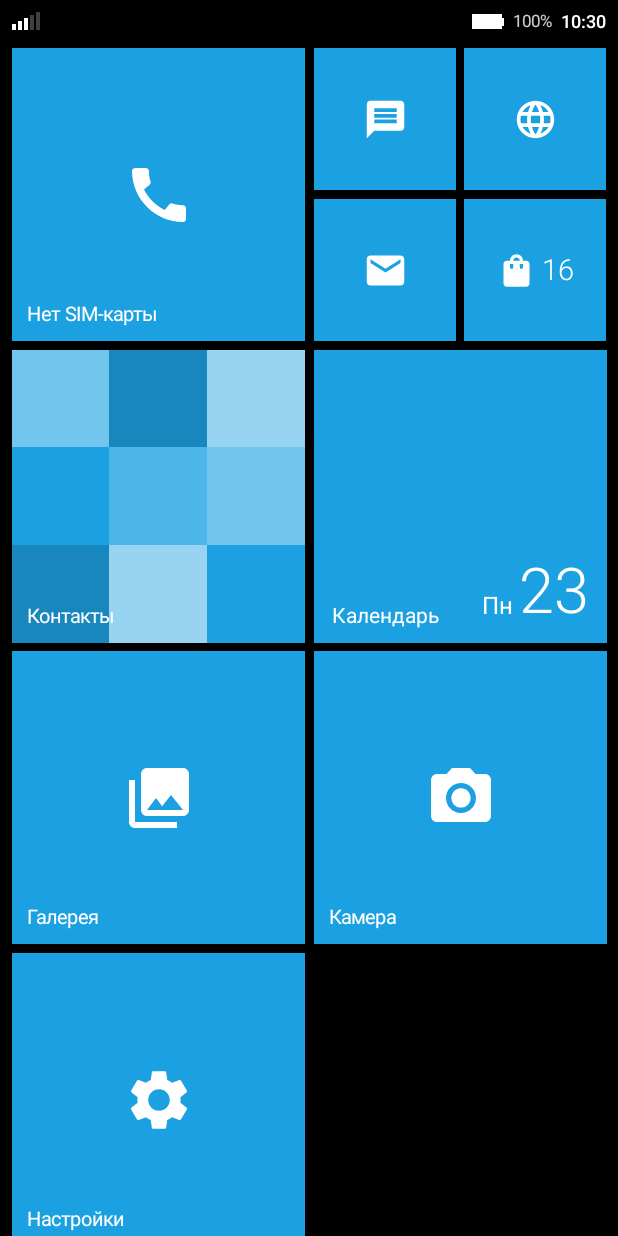
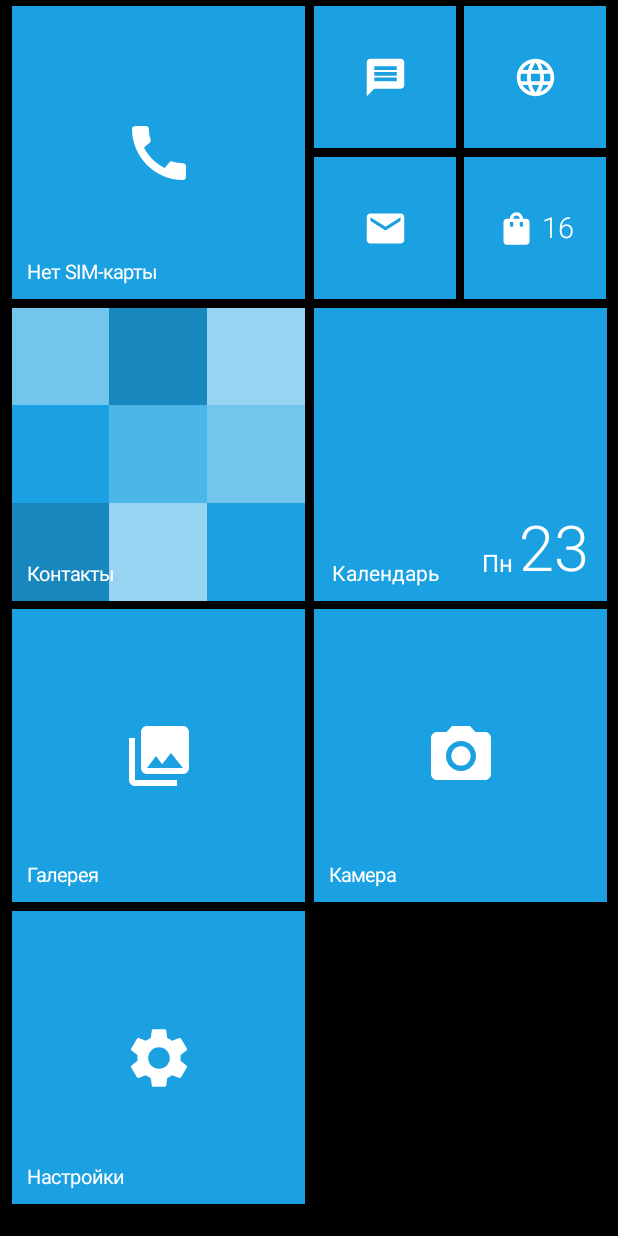
Before and after one commit to dronandron111-boop/Wp-launcher, an Android app built with Jetpack Compose: the screen it shows after launch (MainActivity), on a phone screen of 412 x 824 dp. Run offline under Robolectric (Android 15) with nearby library versions, the phone set to English and light mode, and no system bars.

Commit message:
Update MainActivity.kt

```diff
--- a/app/src/main/java/com/lumia/wplauncher/MainActivity.kt
+++ b/app/src/main/java/com/lumia/wplauncher/MainActivity.kt
@@ -1,18 +1,15 @@
 package com.lumia.wplauncher
 
 import android.Manifest
+import android.app.Activity
 import android.content.ContentUris
 import android.content.Context
 import android.content.Intent
-import android.content.IntentFilter
 import android.content.pm.PackageManager
 import android.graphics.Bitmap
 import android.graphics.BitmapFactory
 import android.graphics.Canvas
-import android.net.ConnectivityManager
-import android.net.NetworkCapabilities
 import android.net.Uri
-import android.os.BatteryManager
 import android.os.Build
 import android.os.Bundle
 import android.provider.CalendarContract
@@ -59,6 +56,7 @@ import androidx.compose.ui.graphics.ImageBitmap
 import androidx.compose.ui.graphics.SolidColor
 import androidx.compose.ui.graphics.asImageBitmap
 import androidx.compose.ui.graphics.graphicsLayer
+import androidx.compose.ui.graphics.toArgb
 import androidx.compose.ui.graphics.vector.ImageVector
 import androidx.compose.ui.hapticfeedback.HapticFeedbackType
 import androidx.compose.ui.input.pointer.pointerInput
@@ -67,6 +65,7 @@ import androidx.compose.ui.platform.LocalConfiguration
 import androidx.compose.ui.platform.LocalContext
 import androidx.compose.ui.platform.LocalDensity
 import androidx.compose.ui.platform.LocalHapticFeedback
+import androidx.compose.ui.platform.LocalView
 import androidx.compose.ui.text.TextStyle
 import androidx.compose.ui.text.font.FontWeight
 import androidx.compose.ui.text.style.TextOverflow
@@ -76,8 +75,6 @@ import androidx.compose.ui.unit.sp
 import androidx.compose.ui.zIndex
 import androidx.core.content.ContextCompat
 import androidx.core.view.WindowCompat
-import androidx.core.view.WindowInsetsCompat
-import androidx.core.view.WindowInsetsControllerCompat
 import kotlinx.coroutines.Dispatchers
 import kotlinx.coroutines.delay
 import kotlinx.coroutines.launch
@@ -85,8 +82,6 @@ import kotlinx.coroutines.withContext
 import org.json.JSONArray
 import org.json.JSONObject
 import java.time.LocalDate
-import java.time.LocalTime
-import java.time.format.DateTimeFormatter
 import java.time.format.TextStyle as JavaTextStyle
 import java.util.Locale
 import kotlin.math.roundToInt
@@ -184,20 +179,8 @@ class MainActivity : ComponentActivity() {
             window.attributes.layoutInDisplayCutoutMode =
                 WindowManager.LayoutParams.LAYOUT_IN_DISPLAY_CUTOUT_MODE_SHORT_EDGES
         }
-        hideSystemStatusBar()
+        WindowCompat.setDecorFitsSystemWindows(window, false)
         setContent { WpApp() }
-    }
-
-    override fun onWindowFocusChanged(hasFocus: Boolean) {
-        super.onWindowFocusChanged(hasFocus)
-        if (hasFocus) hideSystemStatusBar()
-    }
-
-    private fun hideSystemStatusBar() {
-        WindowCompat.setDecorFitsSystemWindows(window, false)
-        val controller = WindowInsetsControllerCompat(window, window.decorView)
-        controller.hide(WindowInsetsCompat.Type.statusBars())
-        controller.systemBarsBehavior = WindowInsetsControllerCompat.BEHAVIOR_SHOW_TRANSIENT_BARS_BY_SWIPE
     }
 }
 
@@ -205,6 +188,7 @@ class MainActivity : ComponentActivity() {
 @Composable
 fun WpApp() {
     val ctx = LocalContext.current
+    val view = LocalView.current
     val scope = rememberCoroutineScope()
     val pager = rememberPagerState(pageCount = { 2 })
 
@@ -215,6 +199,18 @@ fun WpApp() {
     val accent = Color(accentHex)
     val bgColor = if (isDark) Color.Black else Color.White
     val fgColor = if (isDark) Color.White else Color.Black
+
+    // Sync native Android status & navigation bars seamlessly with the launcher theme
+    SideEffect {
+        val window = (view.context as? Activity)?.window ?: return@SideEffect
+        @Suppress("DEPRECATION")
+        window.statusBarColor = bgColor.toArgb()
+        @Suppress("DEPRECATION")
+        window.navigationBarColor = bgColor.toArgb()
+        val insetsController = WindowCompat.getInsetsController(window, view)
+        insetsController.isAppearanceLightStatusBars = !isDark
+        insetsController.isAppearanceLightNavigationBars = !isDark
+    }
 
     var tiles by remember { mutableStateOf(Storage.loadTiles(ctx)) }
     var apps by remember { mutableStateOf<List<AppEntry>>(emptyList()) }
@@ -263,23 +259,12 @@ fun WpApp() {
         }
     }
 
-    Column(
+    Box(
         modifier = Modifier
             .fillMaxSize()
             .background(bgColor)
+            .statusBarsPadding()
             .navigationBarsPadding()
-    ) {
-        // Fixed top WP8 status bar that never scrolls or shifts off-screen
-        WpStatusBar(
-            fgColor = fgColor,
-            accentColor = accent,
-            bgColor = bgColor
-        )
-
-        Box(
-            modifier = Modifier
-                .weight(1f)
-                .fillMaxWidth()
             .clipToBounds()
     ) {
         if (showSettingsScreen) {
@@ -396,7 +381,6 @@ fun WpApp() {
         }
     }
 }
-}
 
 fun isGalleryTile(t: TileItem): Boolean {
     if (t.specialType == TileSpecialType.GALLERY_LIVE) return true
@@ -440,126 +424,6 @@ suspend fun loadRecentPhotos(ctx: Context, limit: Int): List<ImageBitmap> = with
         }
     } catch (_: Exception) {}
     result
-}
-
-@Composable
-fun WpStatusBar(fgColor: Color, accentColor: Color, bgColor: Color) {
-    val ctx = LocalContext.current
-    var timeText by remember { mutableStateOf("") }
-    var batteryPct by remember { mutableIntStateOf(100) }
-    var isCharging by remember { mutableStateOf(false) }
-    var hasWifi by remember { mutableStateOf(false) }
-    var operatorName by remember { mutableStateOf("") }
-
-    LaunchedEffect(Unit) {
-        val fmt = DateTimeFormatter.ofPattern("HH:mm")
-        while (true) {
-            timeText = LocalTime.now().format(fmt)
-            try {
-                val batIntent = ctx.registerReceiver(null, IntentFilter(Intent.ACTION_BATTERY_CHANGED))
-                val level = batIntent?.getIntExtra(BatteryManager.EXTRA_LEVEL, -1) ?: -1
-                val scale = batIntent?.getIntExtra(BatteryManager.EXTRA_SCALE, -1) ?: -1
-                val status = batIntent?.getIntExtra(BatteryManager.EXTRA_STATUS, -1) ?: -1
-                if (level >= 0 && scale > 0) batteryPct = (level * 100) / scale
-                isCharging = status == BatteryManager.BATTERY_STATUS_CHARGING || status == BatteryManager.BATTERY_STATUS_FULL
-            } catch (_: Exception) {}
-
-            try {
-                val cm = ctx.getSystemService(Context.CONNECTIVITY_SERVICE) as? ConnectivityManager
-                val caps = cm?.getNetworkCapabilities(cm.activeNetwork)
-                hasWifi = caps?.hasTransport(NetworkCapabilities.TRANSPORT_WIFI) == true
-            } catch (_: Exception) {}
-
-            try {
-                val tm = ctx.getSystemService(Context.TELEPHONY_SERVICE) as? TelephonyManager
-                operatorName = tm?.networkOperatorName?.takeIf { it.isNotBlank() } ?: ""
-            } catch (_: Exception) {}
-
-            delay(5000)
-        }
-    }
-
-    Row(
-        modifier = Modifier
-            .fillMaxWidth()
-            .background(bgColor)
-            .height(28.dp)
-            .padding(horizontal = 8.dp, vertical = 2.dp),
-        verticalAlignment = Alignment.CenterVertically,
-        horizontalArrangement = Arrangement.SpaceBetween
-    ) {
-        Row(verticalAlignment = Alignment.CenterVertically, horizontalArrangement = Arrangement.spacedBy(6.dp)) {
-            Row(verticalAlignment = Alignment.Bottom, horizontalArrangement = Arrangement.spacedBy(1.5.dp)) {
-                listOf(4.dp, 6.dp, 8.dp, 10.dp, 12.dp).forEachIndexed { idx, h ->
-                    val active = operatorName.isNotEmpty() || idx < 3
-                    Box(
-                        Modifier
-                            .width(2.5.dp)
-                            .height(h)
-                            .background(if (active) fgColor else fgColor.copy(alpha = 0.25f))
-                    )
-                }
-            }
-            if (operatorName.isNotEmpty()) {
-                Text(
-                    text = operatorName,
-                    color = fgColor,
-                    fontSize = 11.sp,
-                    fontWeight = FontWeight.Medium,
-                    maxLines = 1
-                )
-            }
-            if (hasWifi) {
-                Icon(
-                    imageVector = Icons.Default.Wifi,
-                    contentDescription = "Wi-Fi",
-                    tint = fgColor,
-                    modifier = Modifier.size(14.dp)
-                )
-            }
-        }
-
-        Row(verticalAlignment = Alignment.CenterVertically, horizontalArrangement = Arrangement.spacedBy(6.dp)) {
-            Row(verticalAlignment = Alignment.CenterVertically) {
-                Box(
-                    modifier = Modifier
-                        .width(20.dp)
-                        .height(10.dp)
-                        .border(1.dp, fgColor)
-                        .padding(1.5.dp)
-                ) {
-                    val fillColor = when {
-                        isCharging -> accentColor
-                        batteryPct <= 20 -> Color(0xFFE51400)
-                        else -> fgColor
-                    }
-                    Box(
-                        modifier = Modifier
-                            .fillMaxHeight()
-                            .fillMaxWidth((batteryPct / 100f).coerceIn(0.05f, 1f))
-                            .background(fillColor)
-                    )
-                }
-                Box(
-                    modifier = Modifier
-                        .width(1.5.dp)
-                        .height(5.dp)
-                        .background(fgColor)
-                )
-            }
-            Text(
-                text = "$batteryPct%",
-                color = fgColor.copy(alpha = 0.8f),
-                fontSize = 11.sp
-            )
-            Text(
-                text = timeText,
-                color = fgColor,
-                fontSize = 12.sp,
-                fontWeight = FontWeight.SemiBold
-            )
-        }
-    }
 }
 
 data class PlacedTile(val tile: TileItem, val col: Int, val row: Int)
@@ -1138,6 +1002,7 @@ fun AllAppsScreen(
         modifier = Modifier
             .fillMaxSize()
             .background(bgColor)
+            .imePadding()
             .padding(horizontal = 16.dp, vertical = 8.dp)
     ) {
         LazyColumn(
```
Lines whose indentation alone changed are shown as unchanged.
